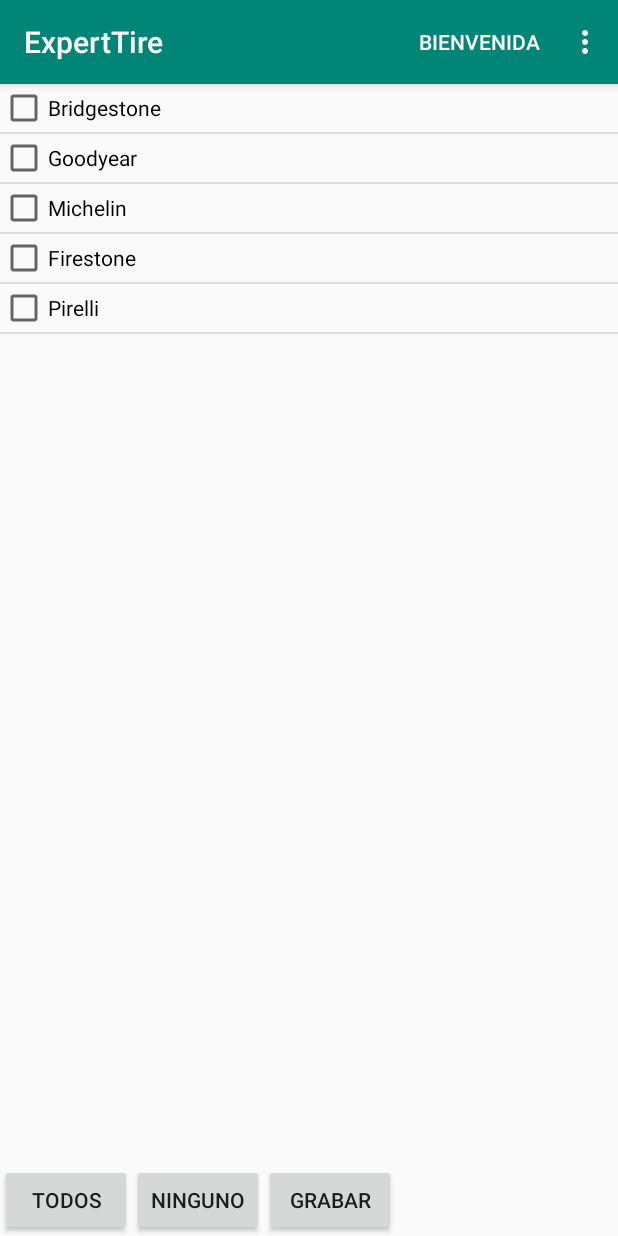
After one commit to fabimeli17/aplicaciones-moviles, an Android app: the PreferenciasActivity screen opened directly, with no data from a screen before it, on a phone screen of 412 x 824 dp. The commit adds this screen. Run offline under Robolectric (Android 15) with nearby library versions, the phone set to English and light mode, and no system bars; 1 statement that could not run was skipped.

Commit message:
Preferencias con servicios. primera versión

```diff
--- a/ExpertTire/app/build.gradle
+++ b/ExpertTire/app/build.gradle
@@ -34,4 +34,7 @@
     implementation 'androidx.recyclerview:recyclerview:1.0.0'
     implementation 'com.google.firebase:firebase-core:17.2.0'
     implementation 'com.google.firebase:firebase-messaging:20.0.0'
+    implementation 'com.squareup.okhttp3:okhttp:3.11.0'
+    implementation 'com.google.code.gson:gson:2.8.5'
+
 }
--- /dev/null
+++ b/ExpertTire/app/src/debug/res/values/integer.xml
@@ -0,0 +1,4 @@
+<resources>
+    <integer name="btnplusview">1</integer>
+    <integer name="btnpluspos">2</integer>
+</resources>
--- a/ExpertTire/app/src/main/java/com/example/experttire/BienvenidaActivity.java
+++ b/ExpertTire/app/src/main/java/com/example/experttire/BienvenidaActivity.java
@@ -75,6 +75,12 @@
                 Log.i("======>", "click en menu_notificaciones...");
                 return true;
 
+            case R.id.menu_preferencias:
+                intent = new Intent(this, PreferenciasActivity.class);
+                startActivity(intent);
+                Log.i("======>", "click en menu_preferencias...");
+                return true;
+
             case R.id.menu_cerrar:
                 intent = new Intent(this, LoginActivity.class);
                 startActivity(intent);
--- a/ExpertTire/app/src/main/java/com/example/experttire/ContactanosActivity.java
+++ b/ExpertTire/app/src/main/java/com/example/experttire/ContactanosActivity.java
@@ -114,6 +114,11 @@
                 Log.i("======>", "click en menu_cerrar...");
                 return true;
 
+            case R.id.menu_preferencias:
+                intent = new Intent(this, PreferenciasActivity.class);
+                startActivity(intent);
+                Log.i("======>", "click en menu_preferencias...");
+                return true;
                 /*
             case R.id.menu_consultar:
                 //showHelp();
--- a/ExpertTire/app/src/main/java/com/example/experttire/FotoPedidoActivity.java
+++ b/ExpertTire/app/src/main/java/com/example/experttire/FotoPedidoActivity.java
@@ -195,6 +195,12 @@
                 Log.i("======>", "click en menu_cerrar...");
                 return true;
 
+            case R.id.menu_preferencias:
+                intent = new Intent(this, PreferenciasActivity.class);
+                startActivity(intent);
+                Log.i("======>", "click en menu_preferencias...");
+                return true;
+
                 /*
             case R.id.menu_consultar:
                 //showHelp();
--- a/ExpertTire/app/src/main/java/com/example/experttire/NotificacionesActivity.java
+++ b/ExpertTire/app/src/main/java/com/example/experttire/NotificacionesActivity.java
@@ -123,6 +123,12 @@
                 Log.i("======>", "click en menu_cerrar...");
                 return true;
 
+            case R.id.menu_preferencias:
+                intent = new Intent(this, PreferenciasActivity.class);
+                startActivity(intent);
+                Log.i("======>", "click en menu_preferencias...");
+                return true;
+
             /*
             case R.id.menu_consultar:
                 //showHelp();
--- /dev/null
+++ b/ExpertTire/app/src/main/java/com/example/experttire/PreferenciasActivity.java
@@ -0,0 +1,302 @@
+package com.example.experttire;
+
+import androidx.annotation.NonNull;
+import androidx.appcompat.app.AppCompatActivity;
+import android.content.Intent;
+import android.os.Bundle;
+import android.provider.Settings;
+import android.util.Log;
+import android.view.Menu;
+import android.view.MenuItem;
+import android.view.View;
+import android.widget.Button;
+import android.widget.ListView;
+import android.widget.Toast;
+
+import com.example.experttire.ui.login.LoginActivity;
+import com.google.android.gms.tasks.OnCompleteListener;
+import com.google.android.gms.tasks.Task;
+import com.google.firebase.iid.FirebaseInstanceId;
+import com.google.firebase.iid.InstanceIdResult;
+
+import java.io.IOException;
+import java.util.ArrayList;
+
+import okhttp3.Call;
+import okhttp3.Callback;
+import okhttp3.MultipartBody;
+import okhttp3.OkHttpClient;
+import okhttp3.Request;
+import okhttp3.RequestBody;
+import okhttp3.Response;
+
+public class PreferenciasActivity extends AppCompatActivity {
+
+    private ListView listaPreferencias;
+    private ArrayList<PreferenciasBean> modelArrayList;
+    private PreferenciasAdapter customAdapter;
+    private Button btnselect, btndeselect, btnnext;
+    private  String[] animallist = new String[]{"Bridgestone", "Goodyear", "Michelin", "Firestone","Pirelli"};
+
+    @Override
+    protected void onCreate(Bundle savedInstanceState) {
+        super.onCreate(savedInstanceState);
+        setContentView(R.layout.activity_preferencias);
+
+        listaPreferencias = (ListView) findViewById(R.id.listaPreferencias);
+        btnselect = (Button) findViewById(R.id.todos);
+        btndeselect = (Button) findViewById(R.id.ninguno);
+        btnnext = (Button) findViewById(R.id.grabar);
+
+        modelArrayList = getPreferenciasBean(false);
+        customAdapter = new PreferenciasAdapter(this,modelArrayList);
+        listaPreferencias.setAdapter(customAdapter);
+
+        btnselect.setOnClickListener(new View.OnClickListener() {
+            @Override
+            public void onClick(View v) {
+                modelArrayList = getPreferenciasBean(true);
+                customAdapter = new PreferenciasAdapter(PreferenciasActivity.this,modelArrayList);
+                listaPreferencias.setAdapter(customAdapter);
+            }
+        });
+        btndeselect.setOnClickListener(new View.OnClickListener() {
+            @Override
+            public void onClick(View v) {
+                modelArrayList = getPreferenciasBean(false);
+                customAdapter = new PreferenciasAdapter(PreferenciasActivity.this,modelArrayList);
+                listaPreferencias.setAdapter(customAdapter);
+            }
+        });
+        btnnext.setOnClickListener(new View.OnClickListener() {
+            @Override
+            public void onClick(View v) {
+                //Intent intent = new Intent(PreferenciasActivity.this,NextActivity.class);
+                Intent intent = new Intent(PreferenciasActivity.this,PreferenciasActivity.class);
+                startActivity(intent);
+
+
+                String androidId = Settings.Secure.getString (getContentResolver (),
+                        Settings.Secure.ANDROID_ID);
+
+
+
+                for (int i = 0; i < PreferenciasAdapter.modelArrayList.size(); i++){
+                    if(PreferenciasAdapter.modelArrayList.get(i).isSelected()) {
+                        grabar(androidId, PreferenciasAdapter.modelArrayList.get(i).getPreferencia());
+
+                    }
+                }
+
+
+            }
+        });
+
+
+    }
+
+    private void eliminar(String dispositivo){
+        OkHttpClient client = new OkHttpClient();
+
+        RequestBody requestBody = new MultipartBody.Builder()
+                .setType(MultipartBody.FORM)
+                .addFormDataPart("dispositivo", dispositivo)
+                .build();
+
+        Request request = new Request.Builder()
+                .url("http://experttire.atwebpages.com/dispositivoPreferenciaService.php/dispositivoPreferencia/")
+                .delete(requestBody)
+                .build();
+
+        client.newCall(request).enqueue(new Callback() {
+            @Override
+            public void onFailure(Call call, IOException e) {
+                e.printStackTrace();
+            }
+
+            @Override
+            public void onResponse(Call call, final Response response) throws IOException {
+                if (!response.isSuccessful()) {
+                    throw new IOException("Unexpected code " + response);
+                } else {
+                    String cadenaJson = response.body().string();
+                    Log.i("====>", cadenaJson);
+
+                    /*
+                    runOnUiThread(new Runnable() {
+                        public void run() {
+                            Toast toast= Toast.makeText(getApplicationContext(), "Se insertó correctamente", Toast.LENGTH_SHORT);
+                            toast.setGravity(Gravity.CENTER|Gravity.CENTER_HORIZONTAL, 0, 0);
+                            toast.show();
+                        }
+                    }
+                    );
+                    */
+                }
+            }
+        });
+    }
+
+    private void grabar(String dispositivo, String preferencia) {
+
+        OkHttpClient client = new OkHttpClient();
+
+        RequestBody requestBody = new MultipartBody.Builder()
+                .setType(MultipartBody.FORM)
+                .addFormDataPart("dispositivo", dispositivo)
+                .addFormDataPart("preferencia", preferencia)
+                .build();
+
+        Request request = new Request.Builder()
+                .url("http://experttire.atwebpages.com/dispositivoPreferenciaService.php/dispositivoPreferencia")
+                .post(requestBody)
+                .build();
+
+        client.newCall(request).enqueue(new Callback() {
+            @Override
+            public void onFailure(Call call, IOException e) {
+                e.printStackTrace();
+            }
+
+            @Override
+            public void onResponse(Call call, final Response response) throws IOException {
+                if (!response.isSuccessful()) {
+                    throw new IOException("Unexpected code " + response);
+                } else {
+                    String cadenaJson = response.body().string();
+                    Log.i("====>", cadenaJson);
+
+                    /*
+                    runOnUiThread(new Runnable() {
+                        public void run() {
+                            Toast toast= Toast.makeText(getApplicationContext(), "Se insertó correctamente", Toast.LENGTH_SHORT);
+                            toast.setGravity(Gravity.CENTER|Gravity.CENTER_HORIZONTAL, 0, 0);
+                            toast.show();
+                        }
+                    }
+                    );
+                    */
+                }
+            }
+        });
+    }
+
+    private ArrayList<PreferenciasBean> getPreferenciasBean(boolean isSelect){
+        ArrayList<PreferenciasBean> list = new ArrayList<>();
+        for(int i = 0; i < 5; i++){
+
+            PreferenciasBean model = new PreferenciasBean();
+            model.setSelected(isSelect);
+            model.setPreferencia(animallist[i]);
+            list.add(model);
+        }
+        return list;
+    }
+
+    @Override
+    public boolean onCreateOptionsMenu(Menu menu) {
+        // Inflate the menu; this adds items to the action bar if it is present.
+        getMenuInflater().inflate(R.menu.principal, menu);
+        return true;
+    }
+
+
+    Intent intent;
+
+    @Override
+    public boolean onOptionsItemSelected(MenuItem item) {
+        // Handle item selection
+        switch (item.getItemId()) {
+            case R.id.menu_bienvenida:
+                //showHelp();
+                intent = new Intent(this, BienvenidaActivity.class);
+                startActivity(intent);
+                Log.i("======>", "click en menu_bienvenida...");
+                return true;
+
+            case R.id.menu_punto_venta:
+                //newGame();
+                intent = new Intent(this, UbicarPuntoVentaActivity.class);
+                startActivity(intent);
+                Log.i("======>", "click en menu_punto_venta...");
+                return true;
+
+            case R.id.menu_contactenos:
+                //newGame();
+                intent = new Intent(this, ContactanosActivity.class);
+                startActivity(intent);
+                Log.i("======>", "click en menu_contactenos...");
+                return true;
+
+            case R.id.menu_foto_pedido:
+                //newGame();
+                intent = new Intent(this, FotoPedidoActivity.class);
+                startActivity(intent);
+                Log.i("======>", "click en menu_foto_pedido...");
+                return true;
+
+            case R.id.menu_notificaciones:
+                intent = new Intent(this, NotificacionesActivity.class);
+                startActivity(intent);
+                Log.i("======>", "click en menu_notificaciones...");
+                return true;
+
+            case R.id.menu_preferencias:
+                intent = new Intent(this, PreferenciasActivity.class);
+                startActivity(intent);
+                Log.i("======>", "click en menu_preferencias...");
+                return true;
+
+            case R.id.menu_cerrar:
+                intent = new Intent(this, LoginActivity.class);
+                startActivity(intent);
+                Log.i("======>", "click en menu_cerrar...");
+                return true;
+
+            /*
+            case R.id.menu_consultar:
+                //showHelp();
+                Intent intentConsultar = new Intent(this, ConsultaProductosActivity.class);
+                startActivity(intentConsultar);
+                Log.i("======>", "click en menu_consultar...");
+                return true;
+            case R.id.menu_ubicanos:
+                //newGame();
+                Intent intentUbicanos = new Intent(this, UbicacionVentaDeliveryActivity.class);
+                startActivity(intentUbicanos);
+                Log.i("======>", "click en menu_ubicanos...");
+                return true;
+            case R.id.menu_delivery:
+                Intent intentMapa = new Intent(this, UbicacionVentaDeliveryActivity.class);
+                startActivity(intentMapa);
+                Log.i("======>", "click en menu_delivery...");
+                return true;
+            case R.id.menu_llamar:
+                Intent intentLlamar = new Intent(this, LlamarTiendaActivity.class);
+                startActivity(intentLlamar);
+                Log.i("======>", "click en menu_llamar...");
+                return true;
+            case R.id.menu_pedido:
+                Intent intentPedido = new Intent(this, FotoPedidoActivity.class);
+                startActivity(intentPedido);
+                Log.i("======>", "click en menu_pedido...");
+                return true;
+            case R.id.menu_comprar:
+                Intent intentComprar = new Intent(this, ComprarProducto.class);
+                startActivity(intentComprar);
+                Log.i("======>", "click en menu_comprar...");
+                return true;
+            case R.id.menu_asistencia:
+                Intent intentAsistencia = new Intent(this, SolicitarAsistenciaActivity.class);
+                startActivity(intentAsistencia);
+                Log.i("======>", "click en menu_asistencia...");
+                return true;
+
+             */
+            default:
+                return super.onOptionsItemSelected(item);
+        }
+    }
+
+
+}
--- /dev/null
+++ b/ExpertTire/app/src/main/java/com/example/experttire/PreferenciasAdapter.java
@@ -0,0 +1,106 @@
+package com.example.experttire;
+
+import android.content.Context;
+import android.view.LayoutInflater;
+import android.view.View;
+import android.view.ViewGroup;
+import android.widget.BaseAdapter;
+import android.widget.CheckBox;
+import android.widget.TextView;
+import android.widget.Toast;
+
+import java.util.ArrayList;
+
+public class PreferenciasAdapter extends BaseAdapter {
+
+    private Context context;
+    public static ArrayList<PreferenciasBean> modelArrayList;
+
+
+    public PreferenciasAdapter(Context context, ArrayList<PreferenciasBean> modelArrayList) {
+
+        this.context = context;
+        this.modelArrayList = modelArrayList;
+
+    }
+
+    @Override
+    public int getViewTypeCount() {
+        return getCount();
+    }
+    @Override
+    public int getItemViewType(int position) {
+
+        return position;
+    }
+
+    @Override
+    public int getCount() {
+        return modelArrayList.size();
+    }
+
+    @Override
+    public Object getItem(int position) {
+        return modelArrayList.get(position);
+    }
+
+    @Override
+    public long getItemId(int position) {
+        return 0;
+    }
+
+    @Override
+    public View getView(int position, View convertView, ViewGroup parent) {
+        final ViewHolder holder;
+
+        if (convertView == null) {
+            holder = new ViewHolder(); LayoutInflater inflater = (LayoutInflater) context
+                    .getSystemService(Context.LAYOUT_INFLATER_SERVICE);
+            convertView = inflater.inflate(R.layout.preferencias_fila, null, true);
+
+            holder.checkBox = (CheckBox) convertView.findViewById(R.id.selected);
+            //**holder.tvAnimal = (TextView) convertView.findViewById(R.id.preferencia);
+
+            convertView.setTag(holder);
+        }else {
+            // the getTag returns the viewHolder object set as a tag to the view
+            holder = (ViewHolder)convertView.getTag();
+        }
+
+
+        //**holder.checkBox.setText("Checkbox "+position);
+        holder.checkBox.setText(modelArrayList.get(position).getPreferencia());
+        //**holder.tvAnimal.setText(modelArrayList.get(position).getPreferencia());
+
+        holder.checkBox.setChecked(modelArrayList.get(position).isSelected());
+
+        holder.checkBox.setTag(R.integer.btnplusview, convertView);
+        holder.checkBox.setTag( position);
+        holder.checkBox.setOnClickListener(new View.OnClickListener() {
+            @Override
+            public void onClick(View v) {
+
+                View tempview = (View) holder.checkBox.getTag(R.integer.btnplusview);
+                //**TextView tv = (TextView) tempview.findViewById(R.id.preferencia);
+                Integer pos = (Integer)  holder.checkBox.getTag();
+                //Toast.makeText(context, "Checkbox "+pos+" clicked!", Toast.LENGTH_SHORT).show();
+
+                if(modelArrayList.get(pos).isSelected()){
+                    modelArrayList.get(pos).setSelected(false);
+                }else {
+                    modelArrayList.get(pos).setSelected(true);
+                }
+
+            }
+        });
+
+        return convertView;
+    }
+
+    private class ViewHolder {
+
+        protected CheckBox checkBox;
+        //private TextView tvAnimal;
+
+    }
+}
--- /dev/null
+++ b/ExpertTire/app/src/main/java/com/example/experttire/PreferenciasBean.java
@@ -0,0 +1,42 @@
+package com.example.experttire;
+
+public class PreferenciasBean {
+
+    private boolean selected;
+    private String codigo;
+    private String preferencia;
+    private String estado;
+
+
+    public boolean isSelected() {
+        return selected;
+    }
+
+    public void setSelected(boolean selected) {
+        this.selected = selected;
+    }
+
+    public String getCodigo() {
+        return codigo;
+    }
+
+    public void setCodigo(String codigo) {
+        this.codigo = codigo;
+    }
+
+    public String getPreferencia() {
+        return preferencia;
+    }
+
+    public void setPreferencia(String preferencia) {
+        this.preferencia = preferencia;
+    }
+
+    public String getEstado() {
+        return estado;
+    }
+
+    public void setEstado(String estado) {
+        this.estado = estado;
+    }
+}
--- a/ExpertTire/app/src/main/java/com/example/experttire/ui/login/LoginActivity.java
+++ b/ExpertTire/app/src/main/java/com/example/experttire/ui/login/LoginActivity.java
@@ -12,8 +12,10 @@
 import androidx.annotation.StringRes;
 import androidx.appcompat.app.AppCompatActivity;
 
+import android.provider.Settings;
 import android.text.Editable;
 import android.text.TextWatcher;
+import android.util.Log;
 import android.view.KeyEvent;
 import android.view.View;
 import android.view.inputmethod.EditorInfo;
@@ -25,8 +27,6 @@
 
 import com.example.experttire.BienvenidaActivity;
 import com.example.experttire.R;
-import com.example.experttire.ui.login.LoginViewModel;
-import com.example.experttire.ui.login.LoginViewModelFactory;
 
 public class LoginActivity extends AppCompatActivity {
 
@@ -34,6 +34,7 @@
 
     @Override
     public void onCreate(Bundle savedInstanceState) {
+
         super.onCreate(savedInstanceState);
         setContentView(R.layout.activity_login);
         loginViewModel = ViewModelProviders.of(this, new LoginViewModelFactory())
--- /dev/null
+++ b/ExpertTire/app/src/main/res/layout/activity_preferencias.xml
@@ -0,0 +1,42 @@
+<?xml version="1.0" encoding="utf-8"?>
+<LinearLayout xmlns:android="http://schemas.android.com/apk/res/android"
+    xmlns:app="http://schemas.android.com/apk/res-auto"
+    xmlns:tools="http://schemas.android.com/tools"
+    android:layout_width="match_parent"
+    android:layout_height="match_parent"
+    android:orientation="vertical"
+    tools:context=".PreferenciasActivity">
+
+    <ListView
+        android:layout_width="match_parent"
+        android:layout_height="match_parent"
+        android:layout_weight="1"
+        android:id="@+id/listaPreferencias">
+
+    </ListView>
+    <LinearLayout
+        android:layout_width="match_parent"
+        android:layout_height="wrap_content"
+        android:orientation="horizontal">
+
+        <Button
+            android:layout_width="wrap_content"
+            android:layout_height="wrap_content"
+            android:id="@+id/todos"
+            android:text="Todos"/>
+        <Button
+            android:layout_width="wrap_content"
+            android:layout_height="wrap_content"
+            android:id="@+id/ninguno"
+            android:text="Ninguno"/>
+        <Button
+            android:layout_width="wrap_content"
+            android:layout_height="wrap_content"
+            android:id="@+id/grabar"
+            android:text="Grabar"/>
+
+
+    </LinearLayout>
+
+
+</LinearLayout>
--- /dev/null
+++ b/ExpertTire/app/src/main/res/layout/preferencias_fila.xml
@@ -0,0 +1,12 @@
+<?xml version="1.0" encoding="utf-8"?>
+<LinearLayout xmlns:android="http://schemas.android.com/apk/res/android"
+    android:orientation="horizontal" android:layout_width="match_parent"
+    android:layout_height="match_parent">
+
+    <CheckBox
+        android:layout_width="wrap_content"
+        android:layout_height="wrap_content"
+        android:id="@+id/selected"
+        android:text=""/>
+
+</LinearLayout>
--- a/ExpertTire/app/src/main/res/menu/principal.xml
+++ b/ExpertTire/app/src/main/res/menu/principal.xml
@@ -26,6 +26,11 @@
     <item
         android:id="@+id/menu_notificaciones"
         android:title="Notificaciones"
+        app:showAsAction="never"/>
+
+    <item
+        android:id="@+id/menu_preferencias"
+        android:title="Preferencias"
         app:showAsAction="never"/>
 
     <item
```
Also changed, not shown: ExpertTire/app/src/main/AndroidManifest.xml (+8 -1 lines), ExpertTire/app/src/main/java/com/example/experttire/DbHelper.java (+17 -0 lines), ExpertTire/app/src/main/java/com/example/experttire/MyAndroidFirebaseMsgService.java (+66 -1 lines).
